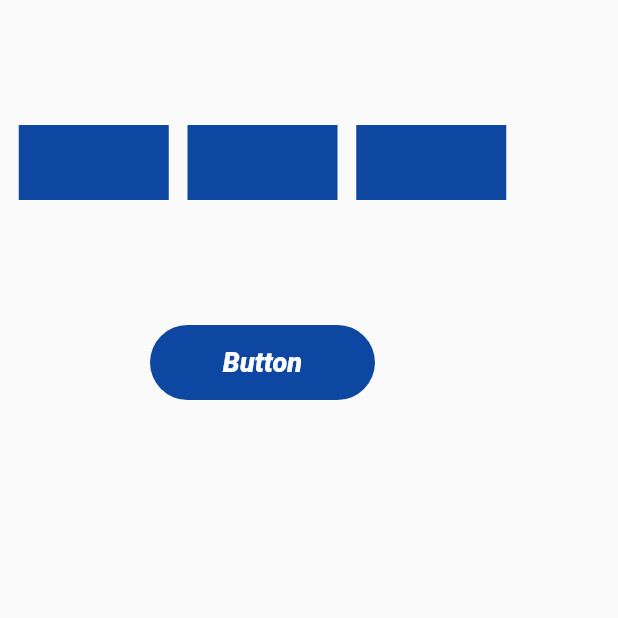
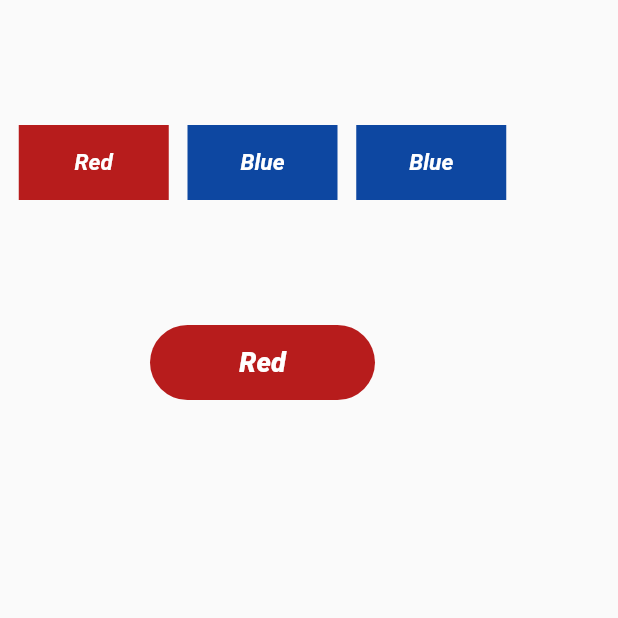
Before and after one commit to solutionflutter/AKCC_Sat_Mon_Wed_Batch_2_flutter_code, a Flutter app: the screen it shows after launch, after a tap on "Button", on a phone screen of 412 x 824 dp, the top half of it. Run offline on Flutter 3.47's test engine with Material 2 defaults, Android fonts, the phone set to English and light mode, and no system bars.

Commit message:
add the trafficbutton

```diff
--- a/lib/trafficbutton.dart
+++ b/lib/trafficbutton.dart
@@ -30,6 +30,17 @@ class _TrafficButtonState extends State<TrafficButton> {
                         ? Colors.red.shade900
                         : Colors.blue.shade900,
                   ),
+                  child: Center(
+                    child: Text(
+                      change == 1 ? "Red" : "Blue",
+                      style: TextStyle(
+                        fontSize: 15,
+                        fontWeight: FontWeight.w700,
+                        color: Colors.white,
+                        fontStyle: FontStyle.italic,
+                      ),
+                    ),
+                  ),
                 ),
                 Container(
                   width: 100,
@@ -38,6 +49,17 @@ class _TrafficButtonState extends State<TrafficButton> {
                     color: change == 2
                         ? Colors.yellow.shade900
                         : Colors.blue.shade900,
+                  ),
+                  child: Center(
+                    child: Text(
+                      change == 2 ? "Yellow" : "Blue",
+                      style: TextStyle(
+                        fontSize: 15,
+                        fontWeight: FontWeight.w700,
+                        color: Colors.white,
+                        fontStyle: FontStyle.italic,
+                      ),
+                    ),
                   ),
                 ),
                 Container(
@@ -48,6 +70,17 @@ class _TrafficButtonState extends State<TrafficButton> {
                         ? Colors.green.shade900
                         : Colors.blue.shade900,
                   ),
+                  child: Center(
+                    child: Text(
+                      change == 3 ? "Green" : "Blue",
+                      style: TextStyle(
+                        fontSize: 15,
+                        color: Colors.white,
+                        fontStyle: FontStyle.italic,
+                        fontWeight: FontWeight.w700,
+                      ),
+                    ),
+                  ),
                 )
               ],
             ),
@@ -56,13 +89,43 @@ class _TrafficButtonState extends State<TrafficButton> {
               width: 150,
               decoration: BoxDecoration(
                 borderRadius: BorderRadius.circular(25),
-                color: Colors.blue.shade900,
+                color: change == 1
+                    ? Colors.red.shade900
+                    : change == 2
+                        ? Colors.yellow.shade900
+                        : change == 3
+                            ? Colors.green.shade900
+                            : Colors.blue.shade900,
               ),
               child: FlatButton(
-                onPressed: () {},
+                onPressed: () {
+                  if (change == 0) {
+                    setState(() {
+                      change = 1;
+                    });
+                  } else if (change == 1) {
+                    setState(() {
+                      change = 2;
+                    });
+                  } else if (change == 2) {
+                    setState(() {
+                      change = 3;
+                    });
+                  } else {
+                    setState(() {
+                      change = 0;
+                    });
+                  }
+                },
                 child: Center(
                   child: Text(
-                    "Button",
+                    change == 1
+                        ? "Red"
+                        : change == 2
+                            ? "Yellow"
+                            : change == 3
+                                ? "Green"
+                                : "Button",
                     style: TextStyle(
                       fontSize: 18,
                       fontStyle: FontStyle.italic,
```
Also changed, not shown: 2 other files.
